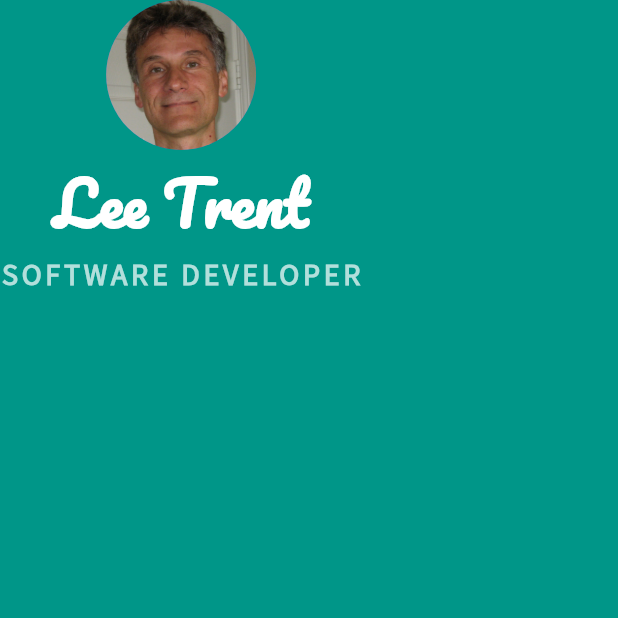
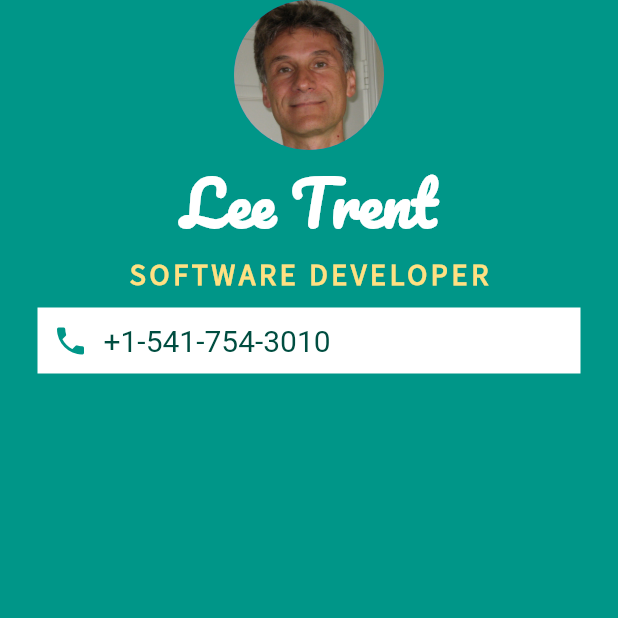
Before and after one commit to leetrent/mi_card_flutter, a Flutter app: the screen it shows after launch, on a phone screen of 412 x 824 dp, the top half of it. Run offline on Flutter 3.47's test engine with Material 2 defaults, Android fonts, the phone set to English and light mode, and no system bars; Roboto replaces fonts that are missing (SourceSacsPro).

Commit message:
Adds phone number card

```diff
--- a/lib/main.dart
+++ b/lib/main.dart
@@ -22,6 +22,7 @@ class MyApp extends StatelessWidget {
                   fontFamily: 'Pacifico',
                   fontSize: 40.0,
                   color: Colors.white,
+                  //  color: Colors.amber.shade200,
                   fontWeight: FontWeight.bold
                 )
               ),
@@ -31,10 +32,36 @@ class MyApp extends StatelessWidget {
                       fontFamily: 'SourceSansPro',
                       fontSize: 20.0,
                       fontWeight: FontWeight.bold,
-                      color: Colors.teal.shade100,
+                      //color: Colors.teal.shade100,
+                      color: Colors.amber.shade200,
                       letterSpacing: 2.5
                   )
-              )
+              ),
+              Container(
+                color: Colors.white,
+                margin: EdgeInsets.symmetric(
+                  vertical: 10.0,
+                  horizontal: 25.0,
+                ),
+                padding: EdgeInsets.all(10.0),
+                child: Row(
+                  children: <Widget>[
+                    Icon(
+                      Icons.phone,
+                      color: Colors.teal,
+                    ),
+                    SizedBox(
+                      width: 10.0,
+                    ),
+                    Text('+1-541-754-3010',
+                    style: TextStyle(
+                      color: Colors.teal.shade900,
+                      fontFamily: 'SourceSacsPro',
+                      fontSize: 20.0,
+                    )),
+                  ],
+                ),
+              ),
             ],
         ),
           ),
```
